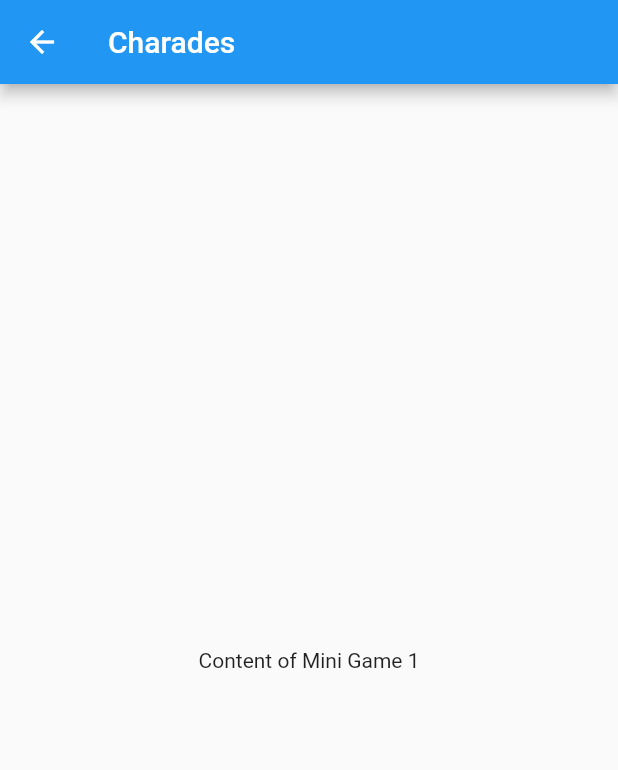
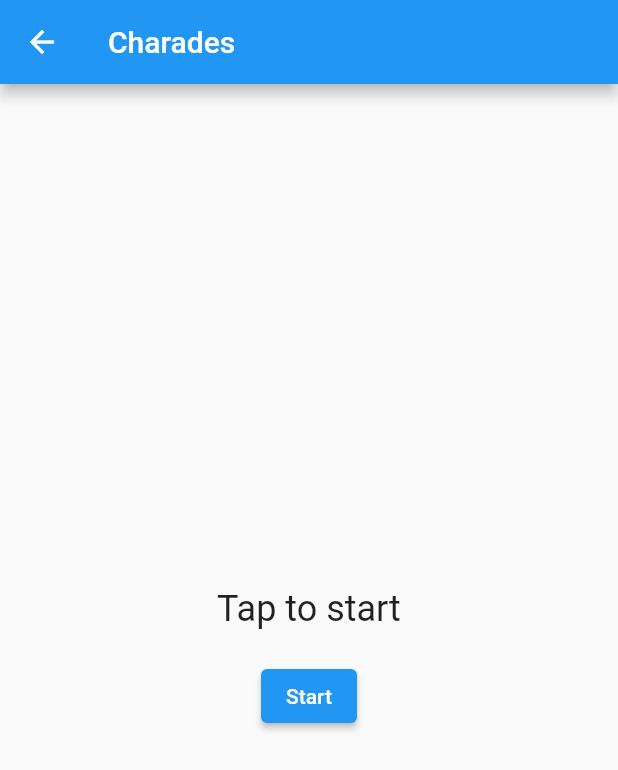
Before and after one commit to SweOlle/Flutter-Quiz-Game, a Flutter app: the CharadesPage screen opened directly, on a phone screen of 412 x 824 dp. Shown: the top 770 px of the screen. Run offline on Flutter 3.47's test engine with Material 2 defaults, Android fonts, the light colour scheme and no system bars.

Commit message:
Added functions for charades. Problem with timer

```diff
--- a/Game Application/lib/charades.dart
+++ b/Game Application/lib/charades.dart
@@ -1,11 +1,160 @@
+import 'dart:async';
 import 'package:flutter/material.dart';
 
-class CharadesPage extends StatelessWidget {
+class CharadesPage extends StatefulWidget {
+  @override
+  _CharadesPageState createState() => _CharadesPageState();
+}
+
+class _CharadesPageState extends State<CharadesPage> {
+  late Timer _timer;
+  int _secondsRemaining = 0;
+  String _currentWord = 'Tap to start';
+  int _points = 0;
+  bool _showGenerateButton = true;
+  bool _showGameButtons = false;
+
+  void _startTimer(int seconds) {
+    _timer = Timer.periodic(Duration(seconds: 1), (timer) {
+      if (_secondsRemaining == 0) {
+        _timer.cancel();
+        _showResultDialog();
+      } else {
+        setState(() {
+          _secondsRemaining--;
+        });
+      }
+    });
+  }
+
+  void _generateWord() {
+    setState(() {
+      _currentWord = _getRandomWord();
+      _secondsRemaining = 60; // Make user input?
+      _showGenerateButton = false;
+      _showGameButtons = true;
+      _startTimer(_secondsRemaining);
+    });
+  }
+
+  String _getRandomWord() {
+    // Replace this with your logic to fetch a random word
+    // For example, you can have a list of words and randomly select one
+    return 'RandomWord'; // Replace 'RandomWord' with your generated word
+  }
+
+  void _showResultDialog() {
+    showDialog(
+      context: context,
+      builder: (BuildContext context) {
+        return AlertDialog(
+          title: Text('Game Over'),
+          content: Text('Points: $_points'),
+          actions: [
+            ElevatedButton(
+              onPressed: () {
+                Navigator.pop(context);
+                _restartGame();
+              },
+              child: Text('Restart'),
+            ),
+            ElevatedButton(
+              onPressed: () {
+                Navigator.pop(context);
+                Navigator.pop(context); // Go back to the home page
+              },
+              child: Text('Quit'),
+            ),
+          ],
+        );
+      },
+    );
+  }
+
+  void _skipWord() {
+    setState(() {
+      _currentWord = _getRandomWord();
+    });
+  }
+
+  void _addPointAndSkipWord() {
+    setState(() {
+      _points++;
+      _currentWord = _getRandomWord();
+    });
+  }
+
+  void _restartGame() {
+    setState(() {
+      _points = 0;
+      _showGenerateButton = true;
+      _showGameButtons = false;
+      _currentWord = 'Tap to start';
+    });
+  }
+
+  @override
+  void dispose() {
+    _timer.cancel();
+    super.dispose();
+  }
+
   @override
   Widget build(BuildContext context) {
     return Scaffold(
-      appBar: AppBar(title: Text('Charades')),
-      body: Center(child: Text('Content of Mini Game 1')),
+      appBar: AppBar(
+        title: Text('Charades'),
+      ),
+      body: Center(
+        child: Column(
+          mainAxisAlignment: MainAxisAlignment.center,
+          children: [
+            Text(
+              '$_currentWord',
+              style: TextStyle(fontSize: 24.0),
+            ),
+            SizedBox(height: 20.0),
+            _showGenerateButton
+                ? ElevatedButton(
+                    onPressed: () {
+                      _generateWord();
+                    },
+                    child: Text('Start'),
+                  )
+                : SizedBox(), // Only show the button if _showGenerateButton is true
+            _showGameButtons
+                ? Column(
+                    children: [
+                      SizedBox(height: 20.0),
+                      Text(
+                        'Time remaining: $_secondsRemaining seconds',
+                        style: TextStyle(fontSize: 18.0),
+                      ),
+                      SizedBox(height: 20.0),
+                      Row(
+                        mainAxisAlignment: MainAxisAlignment.center,
+                        children: [
+                          ElevatedButton(
+                            onPressed: () {
+                              _skipWord();
+                            },
+                            child: Text('Skip'),
+                          ),
+                          SizedBox(width: 20.0),
+                          ElevatedButton(
+                            onPressed: () {
+                              _addPointAndSkipWord();
+                            },
+                            child: Text('Add Point & Skip'),
+                          ),
+                        ],
+                      ),
+                    ],
+                  )
+                : SizedBox(),
+          ],
+        ),
+      ),
     );
   }
 }
```
